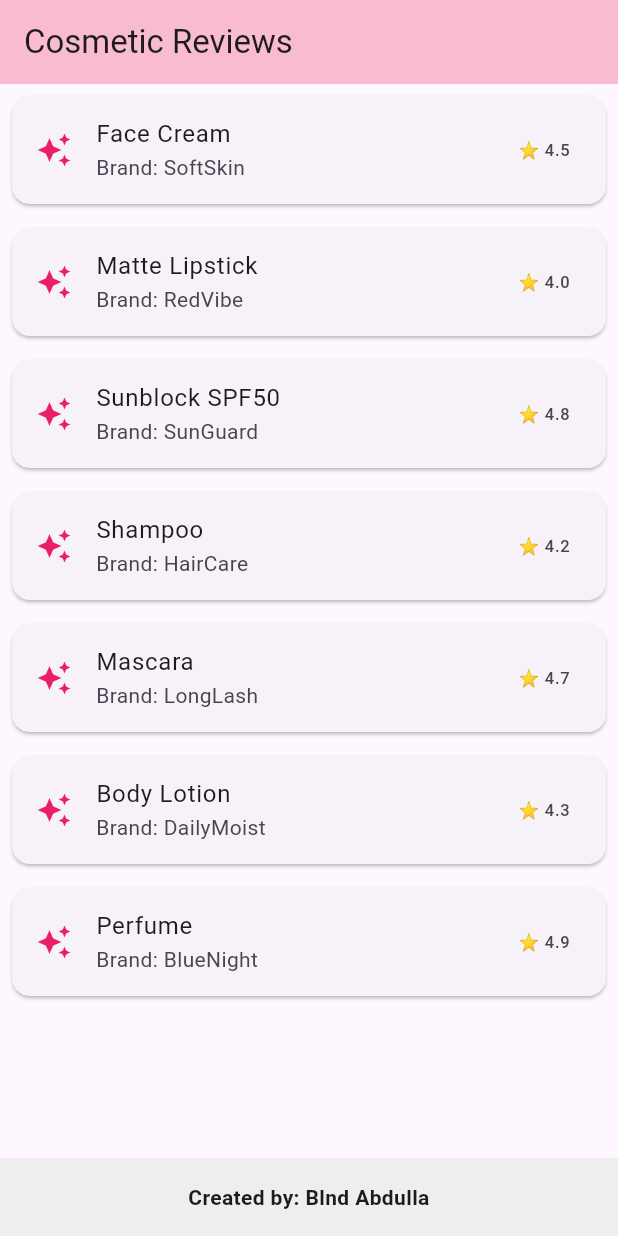
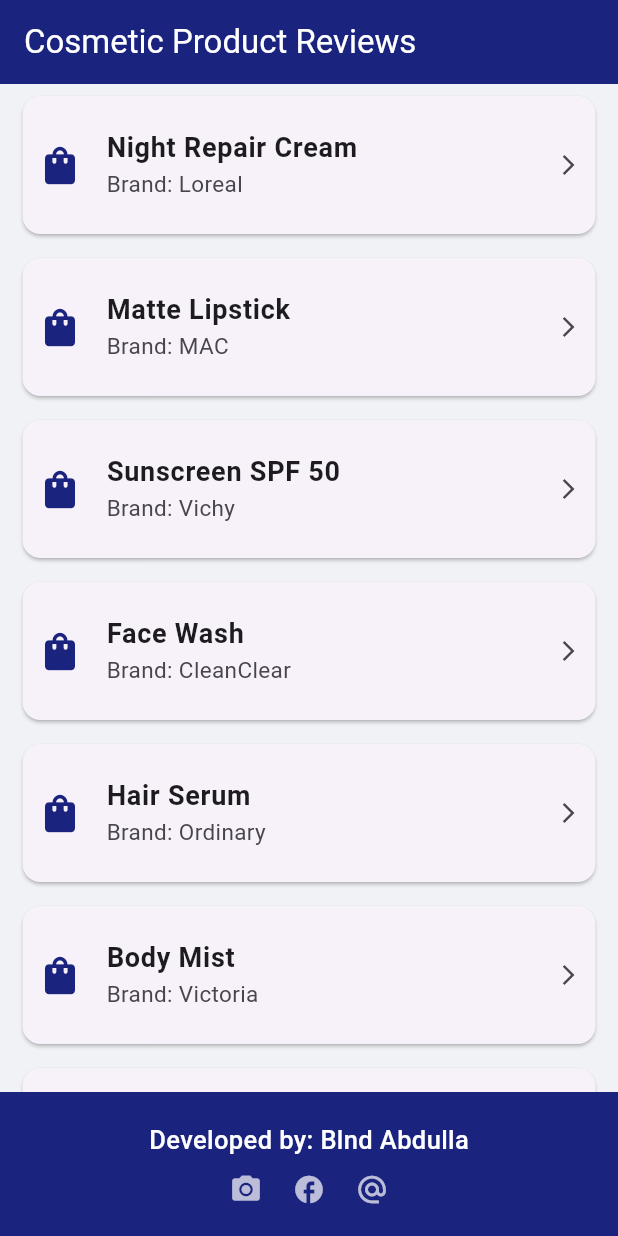
Before and after one commit to blndxoshnaw084-pixel/productrevi, a Flutter app: the screen it shows after launch, on a phone screen of 412 x 824 dp. Run offline on Flutter 3.47's test engine with Material 3 defaults, Android fonts, the phone set to English and light mode, and no system bars; our stand-ins replace firebase_core; accounts and stored records are empty.

Commit message:
Auto update: 2026-04-04 23:11

```diff
--- a/lib/main.dart
+++ b/lib/main.dart
@@ -16,73 +16,90 @@
   @override
   Widget build(BuildContext context) {
     return MaterialApp(
-      title: 'Cosmetic Review App',
+      title: 'Cosmetic Store',
       debugShowCheckedModeBanner: false,
       theme: ThemeData(
-        primarySwatch: Colors.pink,
+        // Dark Blue Theme
+        primarySwatch: Colors.indigo,
+        scaffoldBackgroundColor: const Color(0xFFF0F2F5),
         useMaterial3: true,
       ),
-      home: const HomePage(),
+      home: const CosmeticHome(),
     );
   }
 }
 
-class HomePage extends StatefulWidget {
-  const HomePage({super.key});
+class CosmeticHome extends StatefulWidget {
+  const CosmeticHome({super.key});
 
   @override
-  State<HomePage> createState() => _HomePageState();
+  State<CosmeticHome> createState() => _CosmeticHomeState();
 }
 
-class _HomePageState extends State<HomePage> {
-  // Simple list of products
-  final List<Map<String, dynamic>> products = [
-    {'name': 'Face Cream', 'brand': 'SoftSkin', 'rating': 4.5},
-    {'name': 'Matte Lipstick', 'brand': 'RedVibe', 'rating': 4.0},
-    {'name': 'Sunblock SPF50', 'brand': 'SunGuard', 'rating': 4.8},
-    {'name': 'Shampoo', 'brand': 'HairCare', 'rating': 4.2},
-    {'name': 'Mascara', 'brand': 'LongLash', 'rating': 4.7},
-    {'name': 'Body Lotion', 'brand': 'DailyMoist', 'rating': 4.3},
-    {'name': 'Perfume', 'brand': 'BlueNight', 'rating': 4.9},
+class _CosmeticHomeState extends State<CosmeticHome> {
+  // Simple list of 7 cosmetic products
+  final List<Map<String, dynamic>> items = [
+    {'name': 'Night Repair Cream', 'brand': 'Loreal', 'stars': 5},
+    {'name': 'Matte Lipstick', 'brand': 'MAC', 'stars': 4},
+    {'name': 'Sunscreen SPF 50', 'brand': 'Vichy', 'stars': 5},
+    {'name': 'Face Wash', 'brand': 'CleanClear', 'stars': 3},
+    {'name': 'Hair Serum', 'brand': 'Ordinary', 'stars': 4},
+    {'name': 'Body Mist', 'brand': 'Victoria', 'stars': 5},
+    {'name': 'Foundation', 'brand': 'FitMe', 'stars': 4},
   ];
 
   @override
   Widget build(BuildContext context) {
     return Scaffold(
       appBar: AppBar(
-        title: const Text('Cosmetic Reviews'),
-        backgroundColor: Colors.pink[100],
+        title: const Text('Cosmetic Product Reviews', style: TextStyle(fontSize: 22)),
+        backgroundColor: const Color(0xFF1A237E), // Dark Blue
+        foregroundColor: Colors.white,
       ),
       body: Column(
         children: [
           Expanded(
             child: ListView.builder(
-              itemCount: products.length,
+              itemCount: items.length,
               itemBuilder: (context, index) {
                 return Card(
-                  margin: const EdgeInsets.all(8),
+                  margin: const EdgeInsets.symmetric(horizontal: 15, vertical: 8),
                   child: ListTile(
-                    leading: const Icon(Icons.auto_awesome, color: Colors.pink),
-                    title: Text(products[index]['name']),
-                    subtitle: Text('Brand: ${products[index]['brand']}'),
-                    trailing: Text('⭐ ${products[index]['rating']}'),
-                    onTap: () {
-                      _showReviewDialog(products[index]['name']);
-                    },
+                    contentPadding: const EdgeInsets.all(10),
+                    leading: const Icon(Icons.shopping_bag, color: Color(0xFF1A237E), size: 30),
+                    title: Text(items[index]['name'],
+                        style: const TextStyle(fontSize: 18, fontWeight: FontWeight.bold)),
+                    subtitle: Text('Brand: ${items[index]['brand']}',
+                        style: const TextStyle(fontSize: 15)),
+                    trailing: const Icon(Icons.arrow_forward_ios, size: 16),
+                    onTap: () => _openReview(items[index]['name']),
                   ),
                 );
               },
             ),
           ),
-          // Footer with your name
+          // Footer Section
           Container(
-            padding: const EdgeInsets.all(16),
-            color: Colors.grey[200],
-            width: double.infinity,
-            child: const Text(
-              'Created by: Blnd Abdulla',
-              textAlign: TextAlign.center,
-              style: TextStyle(fontWeight: FontWeight.bold),
+            color: const Color(0xFF1A237E),
+            padding: const EdgeInsets.all(20),
+            child: Column(
+              children: [
+                const Text(
+                  'Developed by: Blnd Abdulla',
+                  style: TextStyle(color: Colors.white, fontSize: 17, fontWeight: FontWeight.w500),
+                ),
+                const SizedBox(height: 10),
+                Row(
+                  mainAxisAlignment: MainAxisAlignment.center,
+                  children: const [
+                    Icon(Icons.camera_alt, color: Colors.white70, size: 22), // Instagram
+                    SizedBox(width: 20),
+                    Icon(Icons.facebook, color: Colors.white70, size: 22), // Facebook
+                    SizedBox(width: 20),
+                    Icon(Icons.alternate_email, color: Colors.white70, size: 22), // X (Twitter)
+                  ],
+                ),
+              ],
             ),
           ),
         ],
@@ -90,41 +107,43 @@
     );
   }
 
-  // Simple dialog to add a review
-  void _showReviewDialog(String productName) {
+  // Simple and clean review dialog
+  void _openReview(String title) {
     showDialog(
       context: context,
-      builder: (context) {
-        return AlertDialog(
-          title: Text('Review for $productName'),
+      builder: (context) => AlertDialog(
+        title: Text('Rate $title', style: const TextStyle(fontSize: 20)),
         content: Column(
           mainAxisSize: MainAxisSize.min,
           children: [
             const TextField(
-                decoration: InputDecoration(hintText: 'Write your comment here'),
+              decoration: InputDecoration(
+                hintText: 'Enter your feedback...',
+                border: OutlineInputBorder(),
               ),
-              const SizedBox(height: 10),
-              const Text('Rate this product (1-5):'),
-              Slider(value: 4, min: 1, max: 5, onChanged: (v) {}),
+              maxLines: 2,
+            ),
+            const SizedBox(height: 15),
+            Row(
+              mainAxisAlignment: MainAxisAlignment.center,
+              children: List.generate(5, (i) => const Icon(Icons.star, color: Colors.amber)),
+            ),
           ],
         ),
         actions: [
-            TextButton(
-              onPressed: () => Navigator.pop(context),
-              child: const Text('Cancel'),
-            ),
+          TextButton(onPressed: () => Navigator.pop(context), child: const Text('Close')),
           ElevatedButton(
+            style: ElevatedButton.styleFrom(backgroundColor: const Color(0xFF1A237E)),
             onPressed: () {
               Navigator.pop(context);
               ScaffoldMessenger.of(context).showSnackBar(
-                  const SnackBar(content: Text('Thank you for your review!')),
+                const SnackBar(content: Text('Review Submitted!')),
               );
             },
-              child: const Text('Submit'),
+            child: const Text('Save', style: TextStyle(color: Colors.white)),
           ),
         ],
-        );
-      },
+      ),
     );
   }
 }
```
Also changed, not shown: docs/assets/fonts/MaterialIcons-Regular.otf, 2 other files. Lines whose indentation alone changed are shown as unchanged.
